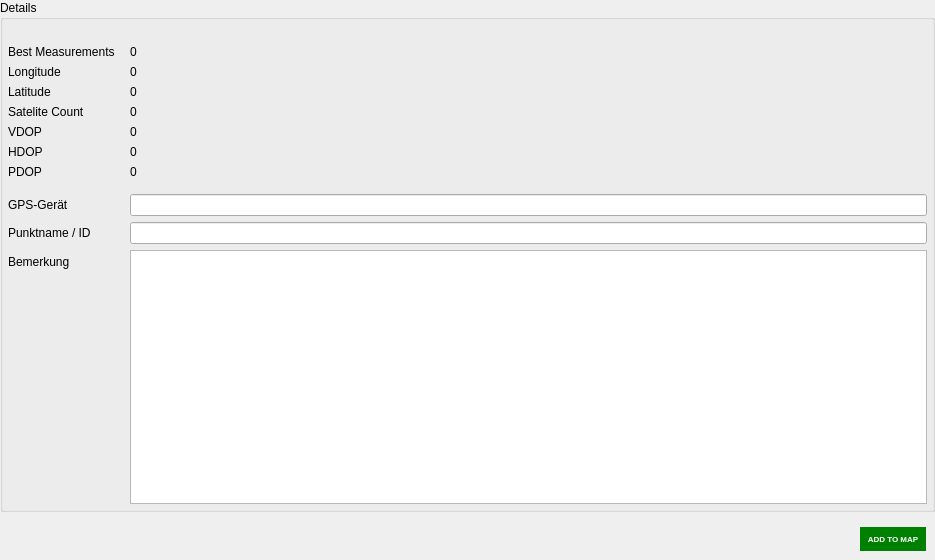
Old version of the form gnavs/gui/measurement/aggregation.ui in the repository b-lack/qgis-gnavs-plugin.
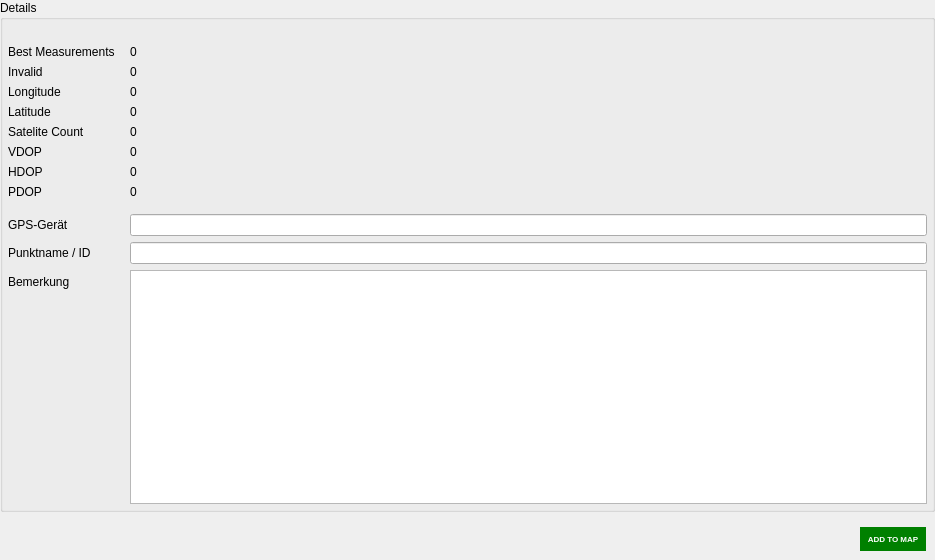
New version of the form. Custom widgets are drawn as their Qt base class.

Commit message: add invalid values

Patch:
```diff
--- a/gnavs/gui/measurement/aggregation.ui
+++ b/gnavs/gui/measurement/aggregation.ui
@@ -28,9 +28,15 @@
    </property>
    <item>
     <widget class="QgsCollapsibleGroupBox" name="mGroupBox">
+     <property name="enabled">
+      <bool>true</bool>
+     </property>
      <property name="title">
       <string>Details</string>
      </property>
+     <property name="collapsed">
+      <bool>false</bool>
+     </property>
      <layout class="QVBoxLayout" name="verticalLayout_2">
       <property name="leftMargin">
        <number>0</number>
@@ -76,126 +82,140 @@
          </widget>
         </item>
         <item row="1" column="0">
+         <widget class="QLabel" name="label_11">
+          <property name="text">
+           <string>Invalid</string>
+          </property>
+         </widget>
+        </item>
+        <item row="2" column="0">
          <widget class="QLabel" name="label_5">
           <property name="text">
            <string>Longitude</string>
           </property>
          </widget>
         </item>
-        <item row="1" column="1">
+        <item row="2" column="1">
          <widget class="QLabel" name="lfbGPSLon">
           <property name="text">
            <string>0</string>
           </property>
          </widget>
         </item>
-        <item row="2" column="0">
+        <item row="3" column="0">
          <widget class="QLabel" name="label_10">
           <property name="text">
            <string>Latitude</string>
           </property>
          </widget>
         </item>
-        <item row="2" column="1">
+        <item row="3" column="1">
          <widget class="QLabel" name="lfbGPSLat">
           <property name="text">
            <string>0</string>
           </property>
          </widget>
         </item>
-        <item row="3" column="0">
+        <item row="4" column="0">
          <widget class="QLabel" name="label_6">
           <property name="text">
            <string>Satelite Count</string>
           </property>
          </widget>
         </item>
-        <item row="3" column="1">
+        <item row="4" column="1">
          <widget class="QLabel" name="lfbGPSsatCount">
           <property name="text">
            <string>0</string>
           </property>
          </widget>
         </item>
-        <item row="4" column="0">
+        <item row="5" column="0">
          <widget class="QLabel" name="label_7">
           <property name="text">
            <string>VDOP</string>
           </property>
          </widget>
         </item>
-        <item row="4" column="1">
+        <item row="5" column="1">
          <widget class="QLabel" name="lfbGPSvDop">
           <property name="text">
            <string>0</string>
           </property>
          </widget>
         </item>
-        <item row="5" column="0">
+        <item row="6" column="0">
          <widget class="QLabel" name="label_8">
           <property name="text">
            <string>HDOP</string>
           </property>
          </widget>
         </item>
-        <item row="5" column="1">
+        <item row="6" column="1">
          <widget class="QLabel" name="lfbGPShDop">
           <property name="text">
            <string>0</string>
           </property>
          </widget>
         </item>
-        <item row="6" column="0">
+        <item row="7" column="0">
          <widget class="QLabel" name="label_9">
           <property name="text">
            <string>PDOP</string>
           </property>
          </widget>
         </item>
-        <item row="6" column="1">
+        <item row="7" column="1">
          <widget class="QLabel" name="lfbGPSpDop">
           <property name="text">
            <string>0</string>
           </property>
          </widget>
         </item>
-        <item row="7" column="0">
+        <item row="8" column="0">
          <widget class="Line" name="line">
           <property name="orientation">
            <enum>Qt::Horizontal</enum>
           </property>
          </widget>
         </item>
-        <item row="8" column="0">
+        <item row="9" column="0">
          <widget class="QLabel" name="label">
           <property name="text">
            <string>GPS-Gerät</string>
           </property>
          </widget>
         </item>
-        <item row="8" column="1">
+        <item row="9" column="1">
          <widget class="QLineEdit" name="lfbGPSDevice"/>
         </item>
-        <item row="9" column="0">
+        <item row="10" column="0">
          <widget class="QLabel" name="label_2">
           <property name="text">
            <string>Punktname / ID</string>
           </property>
          </widget>
         </item>
-        <item row="9" column="1">
+        <item row="10" column="1">
          <widget class="QLineEdit" name="lfbGPSName"/>
         </item>
-        <item row="10" column="0">
+        <item row="11" column="0">
          <widget class="QLabel" name="label_3">
           <property name="text">
            <string>Bemerkung</string>
           </property>
          </widget>
         </item>
-        <item row="10" column="1">
+        <item row="11" column="1">
          <widget class="QPlainTextEdit" name="lfbGPSDescription"/>
         </item>
+        <item row="1" column="1">
+         <widget class="QLabel" name="lfbGPSInvalid">
+          <property name="text">
+           <string>0</string>
+          </property>
+         </widget>
+        </item>
        </layout>
       </item>
      </layout>
```
The commit also changes 8 other files.
